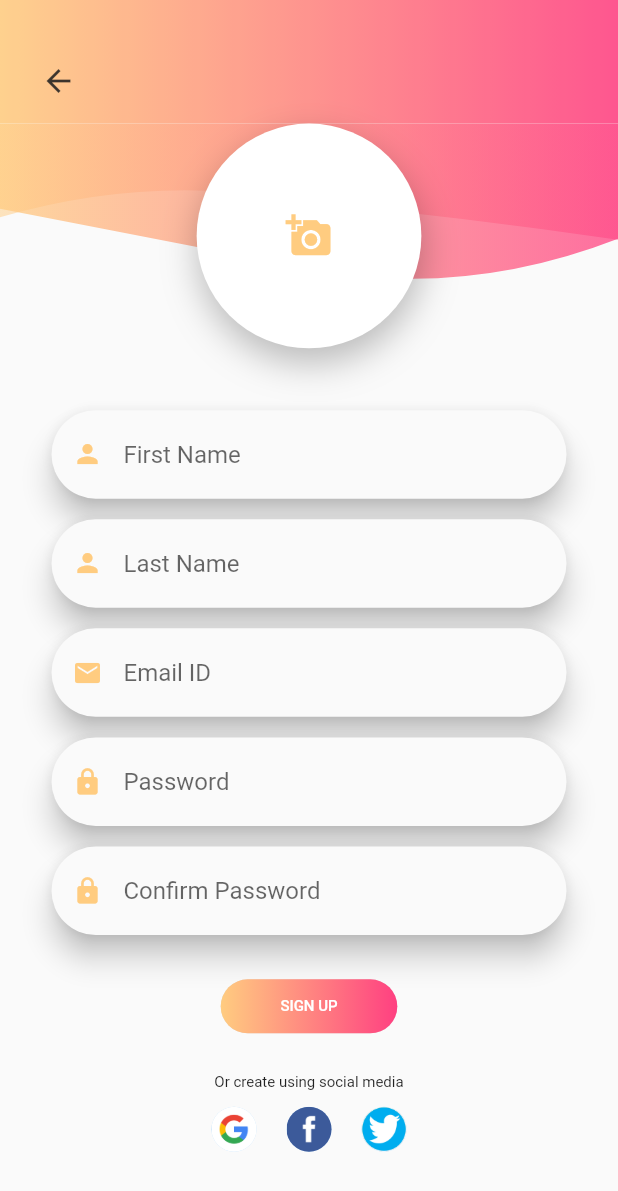
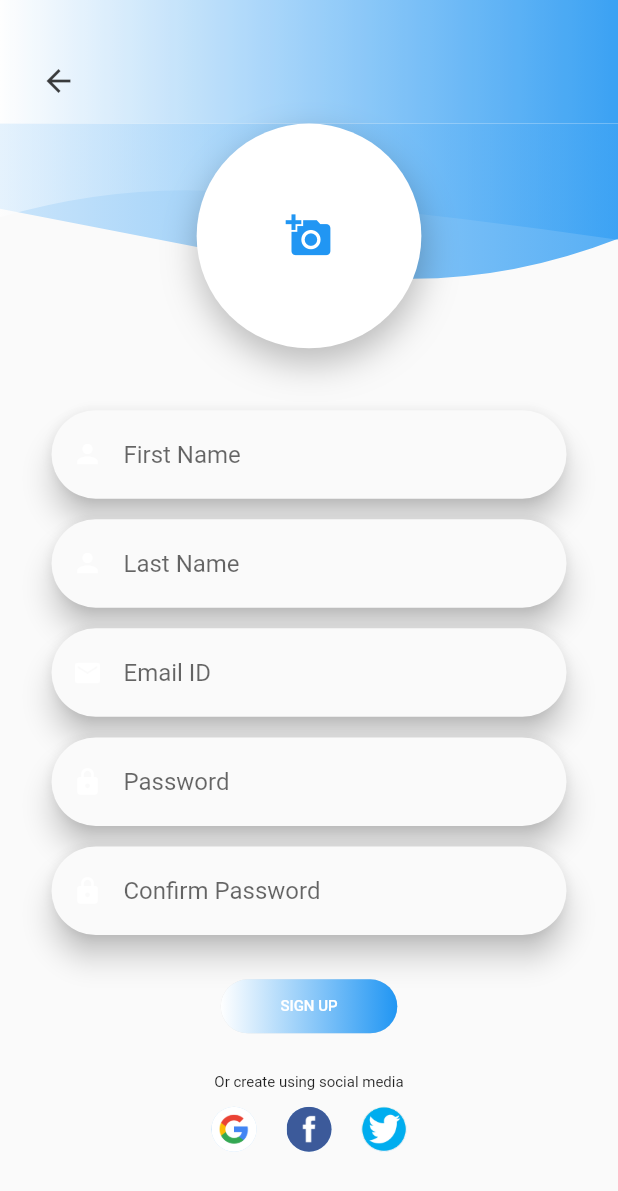
Before and after one commit to Harkunwar/LanguageTransferFlutter, a Flutter app: the screen it shows after launch, after a tap on "Sign up", on a phone screen of 412 x 824 dp. Shown: the top 1191 px of the screen. Run offline on Flutter 3.47's test engine with Material 2 defaults, Android fonts, the phone set to English and light mode, and no system bars.

Commit message:
LTA 20 update logo appearance (#8)
Updates the app of the project to fit Language transfer more

```diff
--- a/lib/src/ui/screens/login.dart
+++ b/lib/src/ui/screens/login.dart
@@ -53,7 +53,7 @@ class LoginScreen extends StatelessWidget {
                   : (medium ? size.height / 3.75 : size.height / 3.5),
               decoration: BoxDecoration(
                 gradient: LinearGradient(
-                  colors: [Colors.orange[200], Colors.pinkAccent],
+                  colors: [Colors.white, Colors.blue[400]],
                 ),
               ),
             ),
@@ -69,7 +69,7 @@ class LoginScreen extends StatelessWidget {
                   : (medium ? size.height / 4.25 : size.height / 4),
               decoration: BoxDecoration(
                 gradient: LinearGradient(
-                  colors: [Colors.orange[200], Colors.pinkAccent],
+                  colors: [Colors.white, Colors.blue[400]],
                 ),
               ),
             ),
@@ -83,8 +83,8 @@ class LoginScreen extends StatelessWidget {
                   : (medium ? size.height / 25 : size.height / 20)),
           child: Image.asset(
             'assets/images/login.png',
-            height: size.height / 3.5,
-            width: size.width / 3.5,
+            height: size.height / 3.0,
+            width: size.width / 3.0,
           ),
         ),
       ],
@@ -198,7 +198,7 @@ class LoginScreen extends StatelessWidget {
             child: Text(
               'Recover',
               style: TextStyle(
-                  fontWeight: FontWeight.w600, color: Colors.orange[200]),
+                  fontWeight: FontWeight.w600, color: Colors.black),
             ),
           )
         ],
@@ -230,7 +230,7 @@ class LoginScreen extends StatelessWidget {
         decoration: BoxDecoration(
           borderRadius: BorderRadius.all(Radius.circular(20.0)),
           gradient: LinearGradient(
-            colors: <Color>[Colors.orange[200], Colors.pinkAccent],
+            colors: <Color>[Colors.white, Colors.blue[500]],
           ),
         ),
         padding: const EdgeInsets.all(12.0),
@@ -269,7 +269,7 @@ class LoginScreen extends StatelessWidget {
               'Sign up',
               style: TextStyle(
                   fontWeight: FontWeight.w800,
-                  color: Colors.orange[200],
+                  color: Colors.black,
                   fontSize: large ? 19 : (medium ? 17 : 15)),
             ),
           )
--- a/lib/src/ui/screens/signup.dart
+++ b/lib/src/ui/screens/signup.dart
@@ -54,7 +54,7 @@ class SignupScreen extends StatelessWidget {
                   : (medium ? size.height / 7 : size.height / 6.5),
               decoration: BoxDecoration(
                 gradient: LinearGradient(
-                  colors: [Colors.orange[200], Colors.pinkAccent],
+                  colors: [Colors.blue[100], Colors.blue],
                 ),
               ),
             ),
@@ -70,7 +70,7 @@ class SignupScreen extends StatelessWidget {
                   : (medium ? size.height / 11 : size.height / 10),
               decoration: BoxDecoration(
                 gradient: LinearGradient(
-                  colors: [Colors.orange[200], Colors.pinkAccent],
+                  colors: [Colors.white, Colors.blue[500]],
                 ),
               ),
             ),
@@ -97,7 +97,7 @@ class SignupScreen extends StatelessWidget {
               child: Icon(
                 Icons.add_a_photo,
                 size: large ? 40 : (medium ? 33 : 31),
-                color: Colors.orange[200],
+                color: Colors.blue[500],
               )),
         ),
 //        Positioned(
@@ -200,7 +200,7 @@ class SignupScreen extends StatelessWidget {
         children: <Widget>[
           Checkbox(
               // TODO: Need to fix this
-              activeColor: Colors.orange[200],
+              activeColor: Colors.blue[500],
               value: false,
               onChanged: (bool newValue) {
                 // to be fixed
@@ -238,7 +238,7 @@ class SignupScreen extends StatelessWidget {
         decoration: BoxDecoration(
           borderRadius: const BorderRadius.all(Radius.circular(20.0)),
           gradient: LinearGradient(
-            colors: <Color>[Colors.orange[200], Colors.pinkAccent],
+            colors: <Color>[Colors.white, Colors.blue[500]],
           ),
         ),
         padding: const EdgeInsets.all(12.0),
@@ -324,7 +324,7 @@ class SignupScreen extends StatelessWidget {
               'Sign in',
               style: TextStyle(
                   fontWeight: FontWeight.w800,
-                  color: Colors.orange[200],
+                  color: Colors.white,
                   fontSize: 19),
             ),
           )
--- a/lib/src/ui/widgets/customappbar.dart
+++ b/lib/src/ui/widgets/customappbar.dart
@@ -12,7 +12,7 @@ class CustomAppBar extends StatelessWidget {
         padding: EdgeInsets.only(left: 15, top: 25),
         decoration: BoxDecoration(
           gradient:
-              LinearGradient(colors: [Colors.orange[200], Colors.pinkAccent]),
+              LinearGradient(colors: [Colors.white, Colors.blue]),
         ),
         child: Row(
           children: <Widget>[
--- a/lib/src/ui/widgets/textformfield.dart
+++ b/lib/src/ui/widgets/textformfield.dart
@@ -30,9 +30,9 @@ class CustomTextField extends StatelessWidget {
         controller: textEditingController,
         keyboardType: keyboardType,
         obscureText: obscureText,
-        cursorColor: Colors.orange[200],
+        cursorColor: Colors.blue[200],
         decoration: InputDecoration(
-          prefixIcon: Icon(icon, color: Colors.orange[200], size: 20),
+          prefixIcon: Icon(icon, color: Colors.white, size: 20),
           hintText: hint,
           border: OutlineInputBorder(
               borderRadius: BorderRadius.circular(30.0),
```
Also changed, not shown: assets/images/login.png.
